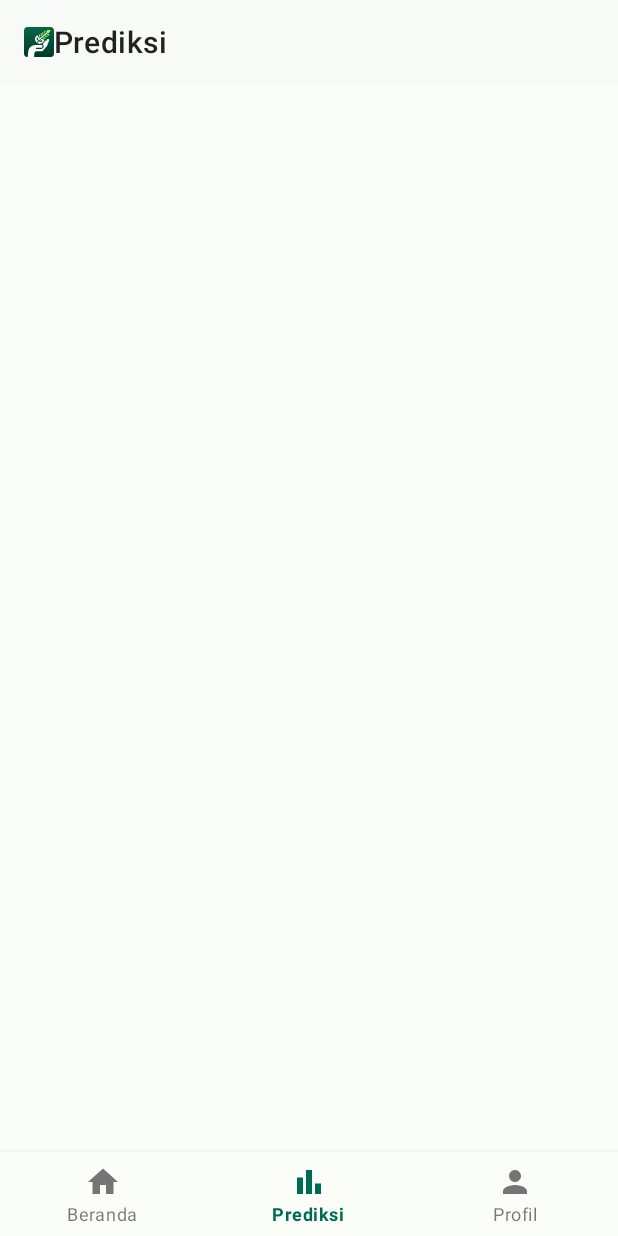
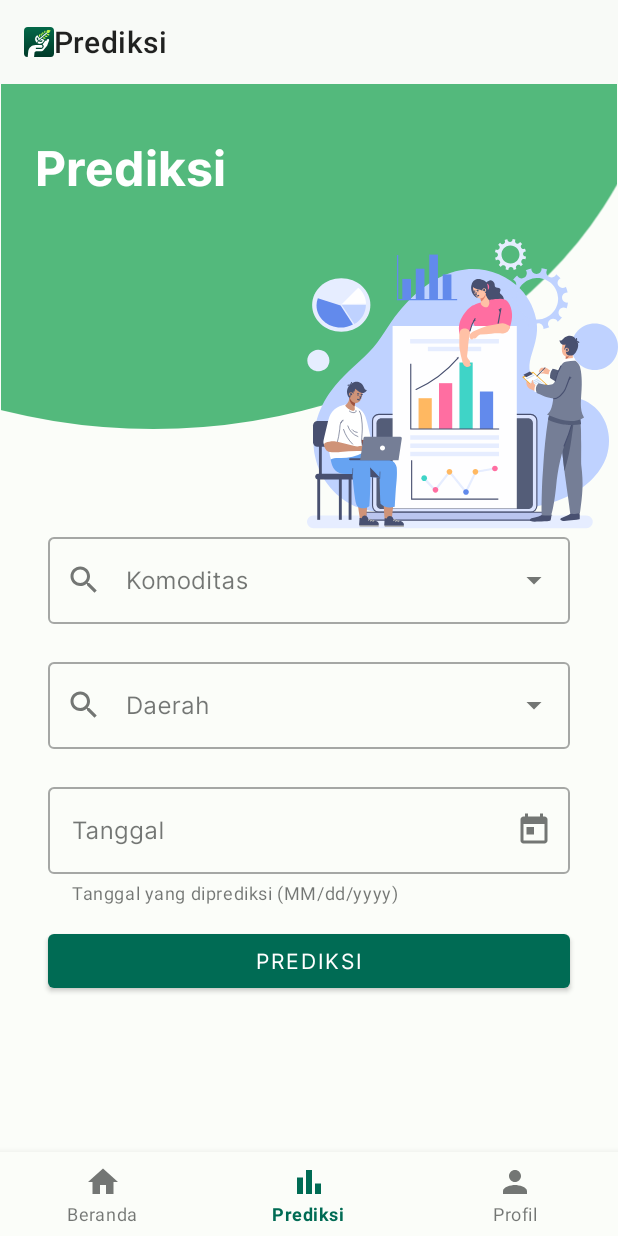
Before and after one commit to ARomygithub/FarmTrade-Android-app, an Android app: the MainActivity screen opened directly, with no data from a screen before it, item 2 of the bottom bar chosen, on a phone screen of 412 x 824 dp. Run offline under Robolectric (Android 15) with nearby library versions, the phone set to English and light mode, and no system bars; our stand-ins replace Dagger/Hilt's generated code, navigation-ui; network calls fail; 1 statement that could not run was skipped.

Commit message:
feat: forecast

```diff
--- a/app/src/main/java/com/bangkit/farmtrade/ui/forecast/ForecastFragment.kt
+++ b/app/src/main/java/com/bangkit/farmtrade/ui/forecast/ForecastFragment.kt
@@ -1,6 +1,7 @@
 package com.bangkit.farmtrade.ui.forecast
 
 import android.os.Bundle
+import android.util.Log
 import android.view.LayoutInflater
 import android.view.View
 import android.view.ViewGroup
@@ -9,7 +10,16 @@ import androidx.fragment.app.Fragment
 import androidx.lifecycle.ViewModelProvider
 import com.bangkit.farmtrade.R
 import com.bangkit.farmtrade.databinding.FragmentForecastBinding
+import com.google.android.material.datepicker.MaterialDatePicker
+import dagger.hilt.android.AndroidEntryPoint
+import java.text.SimpleDateFormat
+import java.time.LocalDate
+import java.time.ZoneId
+import java.time.format.DateTimeFormatter
+import java.util.Calendar
+import java.util.Locale
 
+@AndroidEntryPoint
 class ForecastFragment : Fragment() {
 
     private var _binding: FragmentForecastBinding? = null
@@ -23,17 +33,59 @@ class ForecastFragment : Fragment() {
         container: ViewGroup?,
         savedInstanceState: Bundle?
     ): View {
-        val forecastViewModel =
-            ViewModelProvider(this).get(ForecastViewModel::class.java)
+        val forecastViewModel = ViewModelProvider(this)[ForecastViewModel::class.java]
 
         _binding = FragmentForecastBinding.inflate(inflater, container, false)
+        forecastViewModel.isLoading.observe(viewLifecycleOwner) {isLoading ->
+            binding.progressBar.visibility = if (isLoading) View.VISIBLE else View.GONE
+        }
+        binding.layoutDate.setEndIconOnClickListener {
+            var selection = MaterialDatePicker.todayInUtcMilliseconds()
+            if(binding.edTanggal.text.toString().isNotEmpty()){
+                try {
+                    val dtf = DateTimeFormatter.ofPattern("MM/dd/yyyy")
+                        .withZone(ZoneId.of("UTC"))
+                    val tempAccessor = dtf.parse(binding.edTanggal.text.toString())
+                    val date = LocalDate.from(tempAccessor)
+                    if (date != null) {
+                        val datetime = date.atStartOfDay()
+                        val zdt =datetime.atZone(ZoneId.of("UTC"))
+                        selection = zdt.toEpochSecond() * 1000
+                        Log.d("from text", selection.toString())
+                    }
+                } catch (_: Exception) {}
+            }
+            val datePicker = MaterialDatePicker.Builder.datePicker()
+                .setTitleText("Pilih tanggal yang diprediksi")
+                .setSelection(selection)
+                .build()
+            datePicker.addOnPositiveButtonClickListener { date ->
+                val formatter = SimpleDateFormat("MM/dd/yyyy", Locale("id","ID"))
+                val calendar = Calendar.getInstance()
+                calendar.timeInMillis = date
+                Log.d("millis", date.toString())
+                val dateText = formatter.format(calendar.time)
+                binding.edTanggal.setText(dateText)
+            }
+            datePicker.show(childFragmentManager,"datePicker")
+        }
+        return binding.root
+    }
+
+    override fun onResume() {
+        super.onResume()
         val adapter = ArrayAdapter.createFromResource(
             requireContext(),
             R.array.komoditas_array,
             R.layout.dropdown_item
         )
         binding.edKomoditas.setAdapter(adapter)
-        return binding.root
+        val adapterDaerah = ArrayAdapter.createFromResource(
+            requireContext(),
+            R.array.daerah_array,
+            R.layout.dropdown_item
+        )
+        binding.edDaerah.setAdapter(adapterDaerah)
     }
 
     override fun onDestroyView() {
--- a/app/src/main/java/com/bangkit/farmtrade/ui/forecast/ForecastViewModel.kt
+++ b/app/src/main/java/com/bangkit/farmtrade/ui/forecast/ForecastViewModel.kt
@@ -5,9 +5,7 @@ import androidx.lifecycle.MutableLiveData
 import androidx.lifecycle.ViewModel
 
 class ForecastViewModel : ViewModel() {
+    private var _isLoading = MutableLiveData<Boolean>()
+    val isLoading : LiveData<Boolean> = _isLoading
 
-    private val _text = MutableLiveData<String>().apply {
-        value = "This is dashboard Fragment"
-    }
-    val text: LiveData<String> = _text
 }
--- /dev/null
+++ b/app/src/main/res/drawable/baseline_today_24.xml
@@ -0,0 +1,5 @@
+<vector android:height="24dp" android:tint="#3F4945"
+    android:viewportHeight="24" android:viewportWidth="24"
+    android:width="24dp" xmlns:android="http://schemas.android.com/apk/res/android">
+    <path android:fillColor="@android:color/white" android:pathData="M19,3h-1L18,1h-2v2L8,3L8,1L6,1v2L5,3c-1.11,0 -1.99,0.9 -1.99,2L3,19c0,1.1 0.89,2 2,2h14c1.1,0 2,-0.9 2,-2L21,5c0,-1.1 -0.9,-2 -2,-2zM19,19L5,19L5,8h14v11zM7,10h5v5L7,15z"/>
+</vector>
--- a/app/src/main/res/layout/activity_login.xml
+++ b/app/src/main/res/layout/activity_login.xml
@@ -58,7 +58,7 @@
             android:ems="10"
             android:inputType="textEmailAddress"
             tools:ignore="SpeakableTextPresentCheck"
-            style="@style/Text.Body.Medium" />
+            style="@style/Text.Body.Large" />
     </com.google.android.material.textfield.TextInputLayout>
 
     <com.google.android.material.textfield.TextInputLayout
@@ -80,7 +80,7 @@
             android:layout_height="wrap_content"
             android:ems="10"
             android:inputType="textPassword"
-            style="@style/Text.Body.Medium"
+            style="@style/Text.Body.Large"
             tools:ignore="SpeakableTextPresentCheck"/>
     </com.google.android.material.textfield.TextInputLayout>
 
--- a/app/src/main/res/layout/dropdown_item.xml
+++ b/app/src/main/res/layout/dropdown_item.xml
@@ -3,4 +3,4 @@
     android:layout_width="match_parent"
     android:layout_height="wrap_content"
     android:text="TextView"
-    android:padding="14dp"/>
+    style="@style/Text.Body.Large"/>
--- a/app/src/main/res/layout/fragment_forecast.xml
+++ b/app/src/main/res/layout/fragment_forecast.xml
@@ -43,7 +43,7 @@
 
     <com.google.android.material.textfield.TextInputLayout
         android:id="@+id/layout_komoditas"
-        style="@style/Widget.Material3.TextInputLayout.OutlinedBox.ExposedDropdownMenu"
+        style="@style/Widget.MaterialComponents.TextInputLayout.OutlinedBox.ExposedDropdownMenu"
         android:layout_width="match_parent"
         android:layout_height="wrap_content"
         android:layout_marginTop="0dp"
@@ -59,15 +59,16 @@
             android:id="@+id/ed_komoditas"
             android:layout_width="match_parent"
             android:layout_height="match_parent"
+            tools:ignore="LabelFor"
             android:inputType="none"
-            tools:ignore="LabelFor"
-            tools:text="Komoditas"/>
+            tools:text="Komoditas"
+            style="@style/Text.Body.Large"/>
     </com.google.android.material.textfield.TextInputLayout>
 
     <com.google.android.material.textfield.TextInputLayout
         android:id="@+id/layout_daerah"
-        style="@style/Widget.MaterialComponents.TextInputLayout.OutlinedBox"
-        android:layout_width="0dp"
+        style="@style/Widget.MaterialComponents.TextInputLayout.OutlinedBox.ExposedDropdownMenu"
+        android:layout_width="match_parent"
         android:layout_height="wrap_content"
         android:layout_marginTop="20dp"
         android:layout_marginStart="32dp"
@@ -78,12 +79,63 @@
         app:startIconDrawable="@drawable/baseline_search_24"
         android:hint="@string/daerah">
         <AutoCompleteTextView
+            android:id="@+id/ed_daerah"
             android:layout_width="match_parent"
             android:layout_height="wrap_content"
+            tools:ignore="LabelFor"
+            tools:text="Daerah"
             android:inputType="none"
-            tools:ignore="LabelFor"
-            style = "@style/Text.Body.Medium"/>
+            style = "@style/Text.Body.Large"/>
     </com.google.android.material.textfield.TextInputLayout>
 
+    <com.google.android.material.textfield.TextInputLayout
+        android:id="@+id/layout_date"
+        style="@style/Widget.MaterialComponents.TextInputLayout.OutlinedBox"
+        android:layout_width="match_parent"
+        android:layout_height="wrap_content"
+        android:layout_marginTop="20dp"
+        android:layout_marginStart="32dp"
+        android:layout_marginEnd="32dp"
+        app:layout_constraintEnd_toEndOf="parent"
+        app:layout_constraintStart_toStartOf="parent"
+        app:layout_constraintTop_toBottomOf="@+id/layout_daerah"
+        app:helperTextEnabled="true"
+        app:helperText="Tanggal yang diprediksi (MM/dd/yyyy)"
+        app:endIconMode="custom"
+        app:endIconDrawable="@drawable/baseline_today_24"
+        android:hint="@string/tanggal">
+
+        <com.google.android.material.textfield.TextInputEditText
+            android:id="@+id/ed_tanggal"
+            android:layout_width="match_parent"
+            android:layout_height="wrap_content"
+            android:ems="10"
+            android:inputType="date"
+            tools:ignore="SpeakableTextPresentCheck"
+            style="@style/Text.Body.Large" />
+    </com.google.android.material.textfield.TextInputLayout>
+
+    <com.google.android.material.button.MaterialButton
+        android:id="@+id/btn_forecast"
+        style="@style/Text.Label.Large"
+        android:layout_width="match_parent"
+        android:layout_height="wrap_content"
+        android:layout_marginStart="32dp"
+        android:layout_marginTop="13dp"
+        android:layout_marginEnd="32dp"
+        android:text="@string/title_forecast"
+        app:layout_constraintEnd_toEndOf="parent"
+        app:layout_constraintStart_toStartOf="parent"
+        app:layout_constraintTop_toBottomOf="@+id/layout_date" />
+    <ProgressBar
+        android:id="@+id/progressBar"
+        android:layout_width="wrap_content"
+        android:layout_height="wrap_content"
+        app:layout_constraintBottom_toBottomOf="parent"
+        app:layout_constraintEnd_toEndOf="parent"
+        app:layout_constraintStart_toStartOf="parent"
+        app:layout_constraintTop_toTopOf="parent"
+        android:visibility="gone"
+        tools:visibility="visible"/>
 
 </androidx.constraintlayout.widget.ConstraintLayout>
--- a/app/src/main/res/values/strings.xml
+++ b/app/src/main/res/values/strings.xml
@@ -15,6 +15,7 @@
     <string name="confirm_password">Konfirmasi Password</string>
     <string name="komoditas">Komoditas</string>
     <string name="daerah">Daerah</string>
+    <string name="tanggal">Tanggal</string>
 
     <string-array name="komoditas_array">
         <item>Bawang Merah</item>
@@ -24,4 +25,10 @@
         <item>Gula Pasir</item>
         <item>Minyak Goreng</item>
     </string-array>
+    <string-array name="daerah_array">
+        <item>Banten</item>
+        <item>Jawa Barat</item>
+        <item>Jawa Tengah</item>
+        <item>Jawa Timur</item>
+    </string-array>
 </resources>
--- a/app/src/main/res/values/themes.xml
+++ b/app/src/main/res/values/themes.xml
@@ -86,7 +86,7 @@
     <style name="Text.Body.Small">
         <item name="android:textSize">12sp</item>
     </style>
-    <style name="Toolbar">
+    <style name="Toolbar" parent="Widget.MaterialComponents.Toolbar">
         <item name="android:background">@color/md_theme_light_surface</item>
     </style>
 </resources>
```
Also changed, not shown: app/src/main/res/layout/activity_signup.xml (+4 -4 lines).
